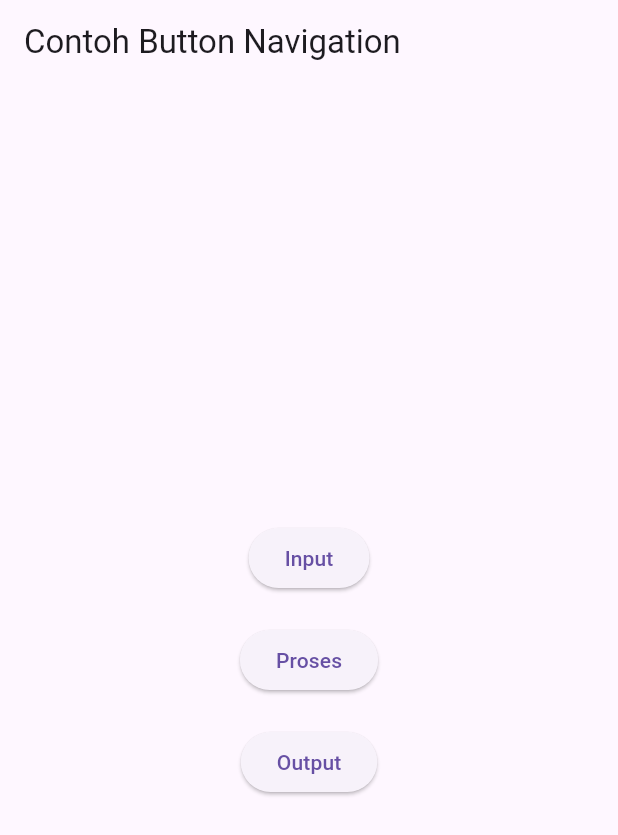
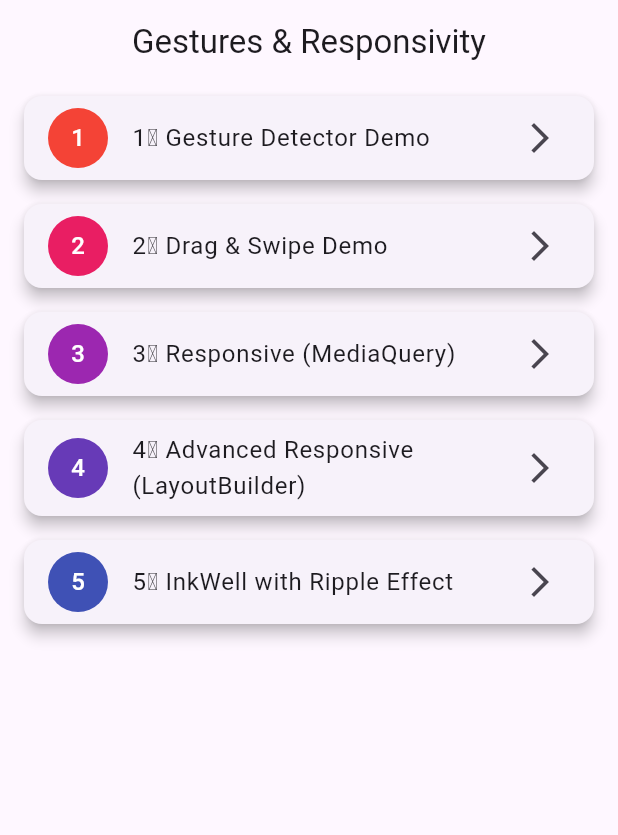
Before and after one commit to joysvrisillia-oss/kalkulator_pajak_1, a Flutter app: the screen it shows after launch, on a phone screen of 412 x 824 dp. Shown: the top 835 px of the screen. Run offline on Flutter 3.47's test engine with Material 3 defaults, Android fonts, the phone set to English and light mode, and no system bars.

Commit message:
First commit - Gestures & Responsivity Project

```diff
--- a/lib/main.dart
+++ b/lib/main.dart
@@ -1,7 +1,11 @@
 import 'package:flutter/material.dart';
-import 'first.dart';
-import 'second.dart';
-import 'third.dart';
+
+// Import semua file praktikum
+import 'gesture_detector_demo.dart';
+import 'drag_swipe_demo.dart';
+import 'responsive_mediaquery_demo.dart';
+import 'advanced_responsive_layoutbuilder.dart';
+import 'inkwell_demo.dart';
 
 void main() {
   runApp(const MyApp());
@@ -13,54 +17,70 @@ class MyApp extends StatelessWidget {
   @override
   Widget build(BuildContext context) {
     return MaterialApp(
+      title: 'Gestures & Responsivity Demo',
       debugShowCheckedModeBanner: false,
-      home: MainPage(),
+      theme: ThemeData(primarySwatch: Colors.blue),
+      home: const HomePage(),
     );
   }
 }
 
-class MainPage extends StatelessWidget {
-  const MainPage({super.key});
+class HomePage extends StatelessWidget {
+  const HomePage({super.key});
 
   @override
   Widget build(BuildContext context) {
+    final List<Map<String, dynamic>> demos = [
+      {
+        'title': '1️⃣ Gesture Detector Demo',
+        'page': const GestureDetectorDemo(),
+      },
+      {
+        'title': '2️⃣ Drag & Swipe Demo',
+        'page': const DragSwipeDemo(),
+      },
+      {
+        'title': '3️⃣ Responsive (MediaQuery)',
+        'page': const ResponsiveMediaQueryDemo(),
+      },
+      {
+        'title': '4️⃣ Advanced Responsive (LayoutBuilder)',
+        'page': const AdvancedResponsiveLayoutBuilder(),
+      },
+      {
+        'title': '5️⃣ InkWell with Ripple Effect',
+        'page': const InkWellDemo(),
+      },
+    ];
+
     return Scaffold(
-      appBar: AppBar(title: Text("Contoh Button Navigation")),
-      body: Center(
-        child: Column(
-          mainAxisAlignment: MainAxisAlignment.center,
-          children: [
-            ElevatedButton(
-              onPressed: () {
-                Navigator.push(
-                  context,
-                  MaterialPageRoute(builder: (context) => const FirstPage()),
-                );
-              },
-              child: Text("Input"),
+      appBar: AppBar(
+        title: const Text('Gestures & Responsivity'),
+        centerTitle: true,
+      ),
+      body: ListView.builder(
+        itemCount: demos.length,
+        itemBuilder: (context, index) {
+          final item = demos[index];
+          return Card(
+            margin: const EdgeInsets.symmetric(horizontal: 16, vertical: 8),
+            elevation: 4,
+            child: ListTile(
+              leading: CircleAvatar(
+                backgroundColor:
+                Colors.primaries[index % Colors.primaries.length],
+                child: Text('${index + 1}',
+                    style: const TextStyle(color: Colors.white)),
+              ),
+              title: Text(item['title']),
+              trailing: const Icon(Icons.arrow_forward_ios),
+              onTap: () => Navigator.push(
+                context,
+                MaterialPageRoute(builder: (_) => item['page']),
+              ),
             ),
-            SizedBox(height: 20),
-            ElevatedButton(
-              onPressed: () {
-                Navigator.push(
-                  context,
-                  MaterialPageRoute(builder: (context) => const SecondPage()),
-                );
-              },
-              child: Text("Proses"),
-            ),
-            SizedBox(height: 20),
-            ElevatedButton(
-              onPressed: () {
-                Navigator.push(
-                  context,
-                  MaterialPageRoute(builder: (context) => const ThirdPage()),
-                );
-              },
-              child: Text("Output"),
-            ),
-          ],
-        ),
+          );
+        },
       ),
     );
   }
```
Also changed, not shown: lib/advanced_responsive_layoutbuilder.dart (added, +40 -0 lines), lib/drag_swipe_demo.dart (added, +67 -0 lines), lib/first.dart (deleted, +0 -29 lines), lib/gesture_detector_demo.dart (added, +68 -0 lines), lib/inkwell_demo.dart (added, +40 -0 lines), lib/kedua.dart (deleted, +0 -79 lines), lib/ketiga.dart (deleted, +0 -84 lines), lib/pertama.dart (deleted, +0 -60 lines), lib/responsive_mediaquery_demo.dart (added, +34 -0 lines), lib/second.dart (deleted, +0 -38 lines), lib/third.dart (deleted, +0 -25 lines).
